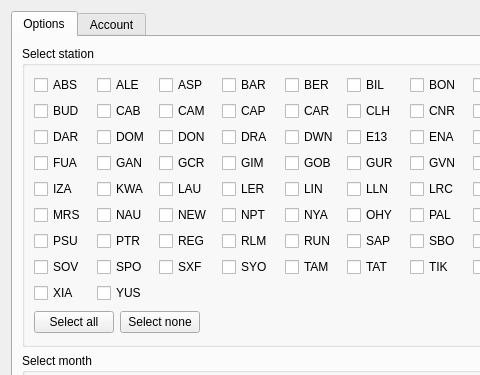
The window that trunk/Forms/DownloadManagerDialog/downloadmanagerdialog.ui (pangaea-data-publisher/BSRN_Toolbox) describes before a commit, drawn with Qt 5; both pictures show x 0 to 480 and y 0 to 375 of the 689 by 855 pixel window.
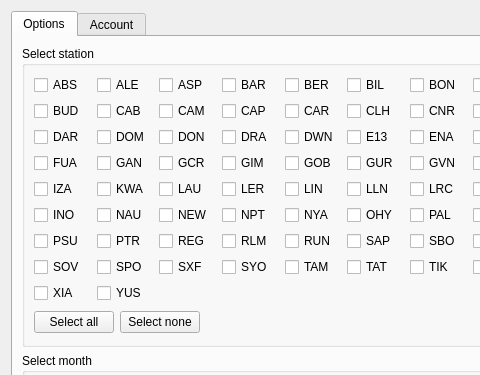
The same window after the commit.

Diff of the .ui file:
```diff
--- a/trunk/Forms/DownloadManagerDialog/downloadmanagerdialog.ui
+++ b/trunk/Forms/DownloadManagerDialog/downloadmanagerdialog.ui
@@ -285,7 +285,7 @@
             <item row="5" column="0">
              <widget class="QCheckBox" name="MRS_checkBox">
               <property name="text">
-               <string>MRS</string>
+               <string>INO</string>
               </property>
              </widget>
             </item>
```
Left out of the diff: 2 changed lines with no effect on the pictures.
